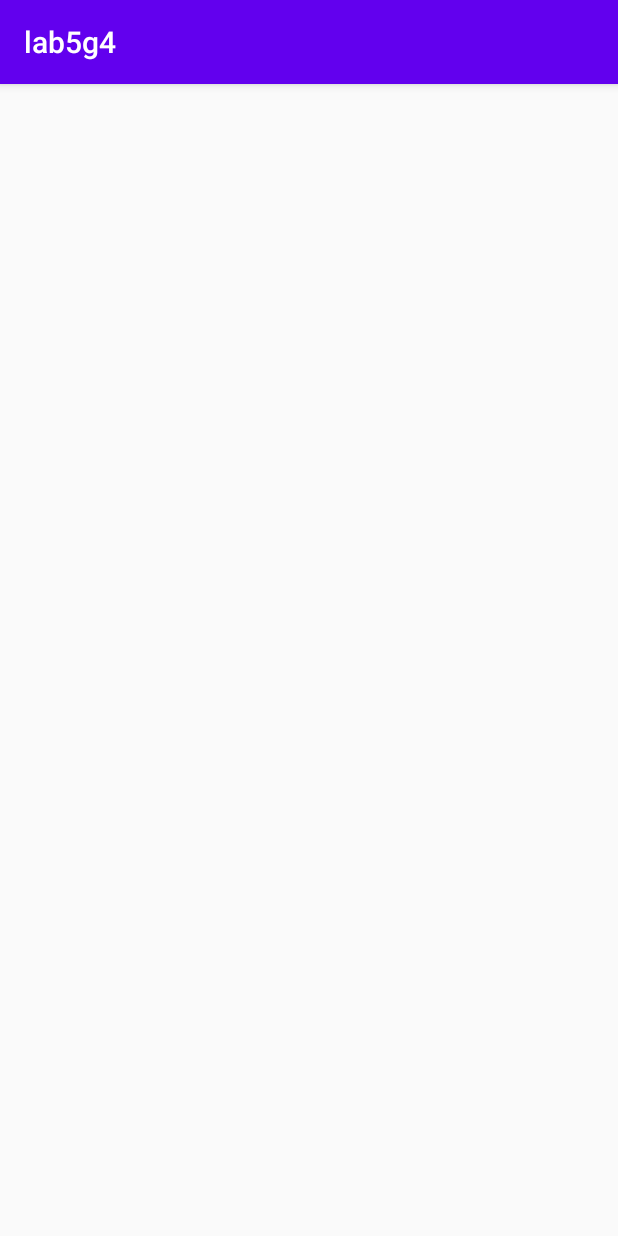
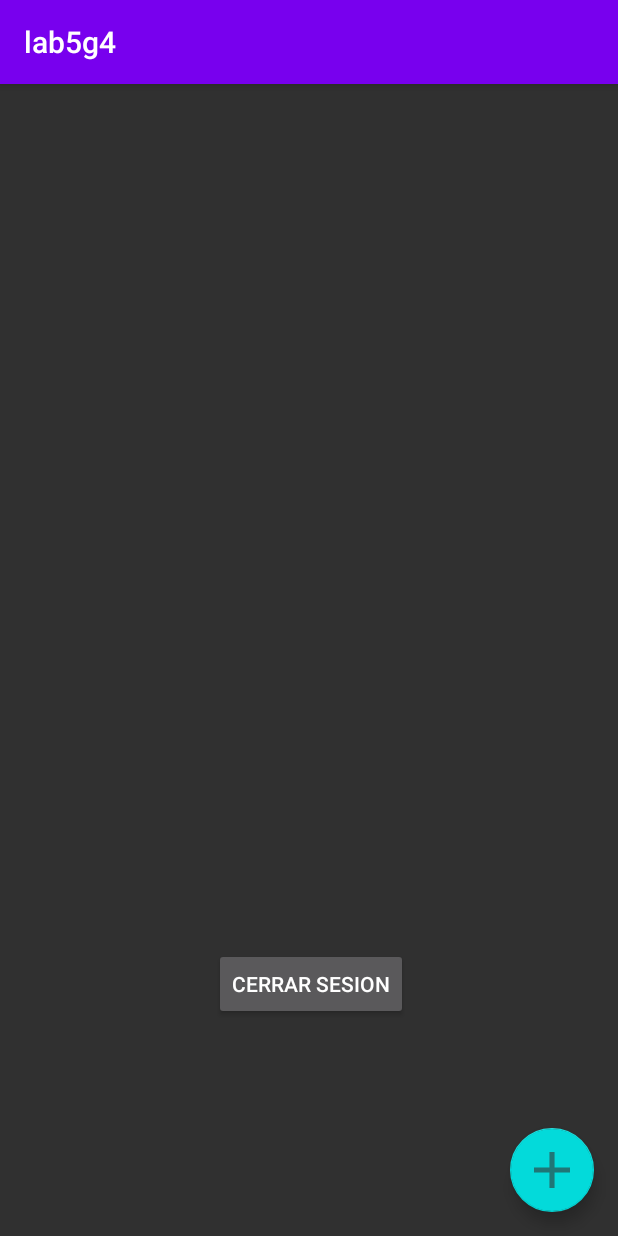
Before and after one commit to SamuelCaro/lab5g4, an Android app: the PrincipalActivity screen opened directly, with no data from a screen before it, on a phone screen of 412 x 824 dp. Run offline under Robolectric (Android 15) with nearby library versions, the phone set to English and light mode, and no system bars; our stand-ins replace Firebase (no records; nobody signed in at launch, a user with empty details on screens opened directly); libraries missing offline, so code that uses them is left out: com.firebase.ui.

Commit message:
boton flotante y colorcitos

```diff
--- a/app/build.gradle
+++ b/app/build.gradle
@@ -29,6 +29,7 @@ dependencies {
     implementation 'androidx.constraintlayout:constraintlayout:2.0.4'
     implementation 'androidx.recyclerview:recyclerview:1.1.0'
     implementation 'androidx.legacy:legacy-support-v4:1.0.0'
+    implementation 'com.google.android.material:material:1.2.1'
     testImplementation 'junit:junit:4.12'
     androidTestImplementation 'androidx.test.ext:junit:1.1.2'
     androidTestImplementation 'androidx.test.espresso:espresso-core:3.3.0'
@@ -39,6 +40,7 @@ dependencies {
     implementation 'com.google.firebase:firebase-storage:19.1.1'
     implementation 'com.firebaseui:firebase-ui-storage:6.2.0'
     implementation 'com.github.bumptech.glide:glide:4.11.0'
+    implementation 'com.google.android.material:material:1.2.1'
     annotationProcessor 'com.github.bumptech.glide:compiler:4.11.0'
 
 }
--- a/app/src/main/java/pe/pucp/tel306/firebox/Activities/MainActivity.java
+++ b/app/src/main/java/pe/pucp/tel306/firebox/Activities/MainActivity.java
@@ -17,6 +17,8 @@ import com.google.android.gms.tasks.OnCompleteListener;
 import com.google.android.gms.tasks.Task;
 import com.google.firebase.auth.FirebaseAuth;
 import com.google.firebase.auth.FirebaseUser;
+import com.google.firebase.storage.FirebaseStorage;
+import com.google.firebase.storage.StorageReference;
 
 import java.util.Arrays;
 import java.util.List;
@@ -25,6 +27,8 @@ import pe.pucp.tel306.firebox.Fragments.LoginFragment;
 import pe.pucp.tel306.firebox.R;
 
 public class MainActivity extends AppCompatActivity {
+
+    StorageReference storage = FirebaseStorage.getInstance().getReference();
 
     @Override
     protected void onCreate(Bundle savedInstanceState) {
@@ -60,13 +64,14 @@ public class MainActivity extends AppCompatActivity {
         final FirebaseUser currentUser = FirebaseAuth.getInstance().getCurrentUser();
         if (currentUser != null) {
             if (currentUser.isEmailVerified()) {
-                goToMainScreen(currentUser);
+                StorageReference reference= storage.child(currentUser.getUid()); //Aquí se crea la carpeta del usuario creado
+                goToMainScreen();
             } else {
                 currentUser.reload().addOnCompleteListener(new OnCompleteListener<Void>() {
                     @Override
                     public void onComplete(@NonNull Task<Void> task) {
                         if (currentUser.isEmailVerified()) {
-                            goToMainScreen(currentUser);
+                            goToMainScreen();
                         } else {
                             Toast.makeText(MainActivity.this, "Se ha enviado un correo para que verifique la cuenta", Toast.LENGTH_SHORT).show();
                             currentUser.sendEmailVerification().addOnCompleteListener(new OnCompleteListener<Void>() {
@@ -82,7 +87,7 @@ public class MainActivity extends AppCompatActivity {
         }
     }
 
-    public void goToMainScreen(FirebaseUser currentUser) {
+    public void goToMainScreen() {
         startActivity(new Intent(MainActivity.this, PrincipalActivity.class));
         finish();
     }
--- a/app/src/main/java/pe/pucp/tel306/firebox/Activities/PrincipalActivity.java
+++ b/app/src/main/java/pe/pucp/tel306/firebox/Activities/PrincipalActivity.java
@@ -2,15 +2,39 @@ package pe.pucp.tel306.firebox.Activities;
 
 import androidx.appcompat.app.AppCompatActivity;
 
+import android.content.Intent;
 import android.os.Bundle;
+import android.view.View;
+
+import com.firebase.ui.auth.AuthUI;
+import com.google.android.gms.tasks.OnSuccessListener;
+import com.google.firebase.auth.FirebaseAuth;
+import com.google.firebase.auth.FirebaseUser;
+import com.google.firebase.storage.FirebaseStorage;
+import com.google.firebase.storage.StorageReference;
 
 import pe.pucp.tel306.firebox.R;
 
 public class PrincipalActivity extends AppCompatActivity {
+
+    FirebaseUser currentUser = FirebaseAuth.getInstance().getCurrentUser();
+    StorageReference storageReference= FirebaseStorage.getInstance().getReference().child(currentUser.getUid());
 
     @Override
     protected void onCreate(Bundle savedInstanceState) {
         super.onCreate(savedInstanceState);
         setContentView(R.layout.activity_principal);
     }
+
+    public void cerrarSesion(View view)
+    {
+        AuthUI.getInstance().signOut(this).addOnSuccessListener(new OnSuccessListener<Void>() {
+            @Override
+            public void onSuccess(Void aVoid) {
+                Intent intent = new Intent(getApplicationContext(),MainActivity.class);
+                startActivity(intent);
+                finish();
+            }
+        });
+    }
 }
--- /dev/null
+++ b/app/src/main/res/drawable-anydpi/add.xml
@@ -0,0 +1,16 @@
+<vector xmlns:android="http://schemas.android.com/apk/res/android"
+    android:width="24dp"
+    android:height="24dp"
+    android:viewportWidth="24"
+    android:viewportHeight="24"
+    android:tint="#333333"
+    android:alpha="0.6">
+  <group android:scaleX="1.7142857"
+      android:scaleY="1.7142857"
+      android:translateX="-8.571428"
+      android:translateY="-8.571428">
+    <path
+        android:fillColor="@android:color/white"
+        android:pathData="M19,13h-6v6h-2v-6H5v-2h6V5h2v6h6v2z"/>
+  </group>
+</vector>
--- a/app/src/main/res/layout/activity_principal.xml
+++ b/app/src/main/res/layout/activity_principal.xml
@@ -6,4 +6,28 @@
     android:layout_height="match_parent"
     tools:context=".Activities.PrincipalActivity">
 
+    <Button
+        android:id="@+id/button"
+        style="@style/AppTheme.Botones"
+        android:layout_width="wrap_content"
+        android:layout_height="wrap_content"
+        android:layout_marginEnd="140dp"
+        android:layout_marginBottom="144dp"
+        android:onClick="cerrarSesion"
+        android:text="@string/cerrar_sesion"
+        app:layout_constraintBottom_toBottomOf="parent"
+        app:layout_constraintEnd_toEndOf="parent" />
+
+    <com.google.android.material.floatingactionbutton.FloatingActionButton
+        android:id="@+id/fab"
+        android:layout_width="wrap_content"
+        android:layout_height="wrap_content"
+        android:layout_gravity="end|bottom"
+        android:layout_margin="16dp"
+        android:layout_marginEnd="24dp"
+        android:layout_marginBottom="24dp"
+        android:src="@drawable/add"
+        app:layout_constraintBottom_toBottomOf="parent"
+        app:layout_constraintEnd_toEndOf="parent" />
+
 </androidx.constraintlayout.widget.ConstraintLayout>
--- a/app/src/main/res/values/colors.xml
+++ b/app/src/main/res/values/colors.xml
@@ -1,6 +1,7 @@
 <?xml version="1.0" encoding="utf-8"?>
 <resources>
-    <color name="colorPrimary">#6200EE</color>
-    <color name="colorPrimaryDark">#3700B3</color>
-    <color name="colorAccent">#03DAC5</color>
+    <color name="colorPrimary">#7800EE</color>
+    <color name="colorPrimaryDark">#2700B3</color>
+    <color name="colorAccent">#03DADA</color>
+    <color name="botones">#AA9EEF</color>
 </resources>
--- a/app/src/main/res/values/strings.xml
+++ b/app/src/main/res/values/strings.xml
@@ -4,4 +4,5 @@
     <string name="log_in">Log in</string>
     <!-- TODO: Remove or change this placeholder text -->
     <string name="hello_blank_fragment">Hello blank fragment</string>
+    <string name="cerrar_sesion">Cerrar sesion</string>
 </resources>
--- a/app/src/main/res/values/styles.xml
+++ b/app/src/main/res/values/styles.xml
@@ -1,10 +1,30 @@
 <resources>
     <!-- Base application theme. -->
-    <style name="AppTheme" parent="Theme.AppCompat.Light.DarkActionBar">
+    <style name="AppThemeEx" parent="Theme.AppCompat.Light.DarkActionBar">
         <!-- Customize your theme here. -->
         <item name="colorPrimary">@color/colorPrimary</item>
         <item name="colorPrimaryDark">@color/colorPrimaryDark</item>
         <item name="colorAccent">@color/colorAccent</item>
     </style>
 
+    <style name="AppTheme" parent="Theme.MaterialComponents.Bridge">
+        <item name="colorPrimary">@color/colorPrimary</item>
+        <item name="colorPrimaryDark">@color/colorPrimaryDark</item>
+        <item name="colorAccent">@color/colorAccent</item>
+        <item name="shapeAppearanceSmallComponent">@style/AppTheme.Botones</item>
+    </style>
+
+    <style name="AppTheme.Botones" parent="ShapeAppearance.MaterialComponents.SmallComponent">
+        <item name="cornerFamily">cut</item>
+        <item name="cornerSize">4dp</item>
+        <item name="color">@color/botones</item>
+    </style>
+
+    <style name="BotonFlotante" parent="ShapeAppearance.MaterialComponents.SmallComponent">
+        <item name="cornerFamily">cut</item>
+        <item name="cornerSize">4dp</item>
+        <item name="color">@color/colorAccent</item>
+    </style>
+
+
 </resources>
```
Also changed, not shown: app/src/main/res/drawable-hdpi/add.png (added), app/src/main/res/drawable-mdpi/add.png (added), app/src/main/res/drawable-xhdpi/add.png (added), app/src/main/res/drawable-xxhdpi/add.png (added).
